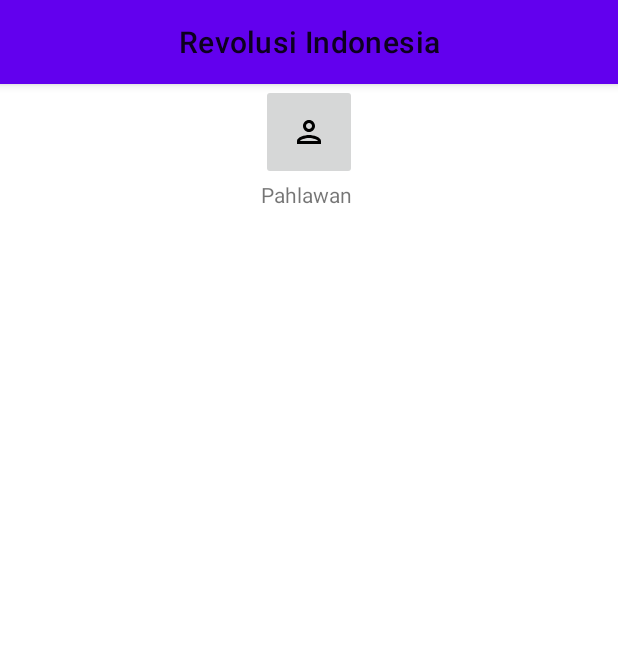
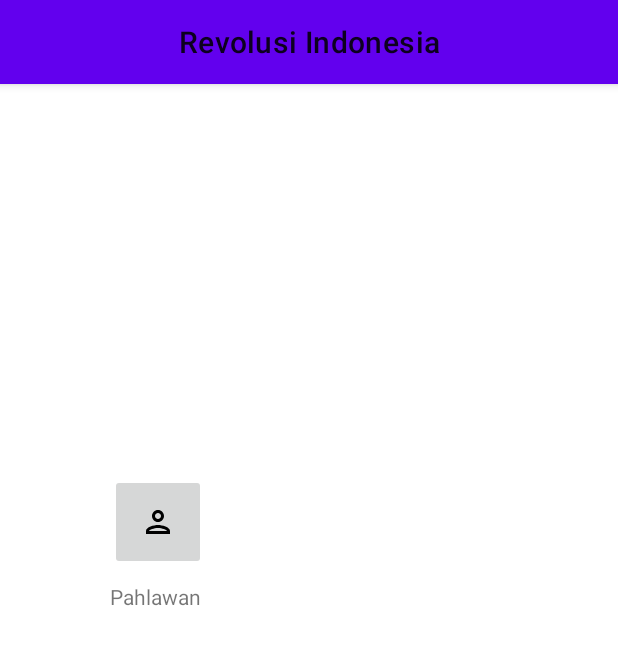
Before and after one commit to faizauthar12/Android_Revolusi_Indonesia_ida, an Android app: the screen it shows after launch (HomeActivity), on a phone screen of 412 x 824 dp. Shown: the top 645 px of the screen. Run offline under Robolectric (Android 15) with nearby library versions, the phone set to English and light mode, and no system bars.

Commit message:
Home: Refactor button and textview location

```diff
--- a/app/src/main/java/io/faizauthar12/github/revolusiindonesia/ui/home/HomeActivity.kt
+++ b/app/src/main/java/io/faizauthar12/github/revolusiindonesia/ui/home/HomeActivity.kt
@@ -22,7 +22,7 @@ class HomeActivity : AppCompatActivity() {
         contentHome = binding.contentHome
         setSupportActionBar(binding.toolbar)
 
-        contentHome.imageButton.setOnClickListener {
+        contentHome.ibPahlawan.setOnClickListener {
             Intent(this, HeroesActivity::class.java).apply {
                 startActivity(this)
             }
--- a/app/src/main/res/layout/content_home.xml
+++ b/app/src/main/res/layout/content_home.xml
@@ -5,24 +5,27 @@
     android:layout_width="match_parent"
     android:layout_height="match_parent">
 
-    <LinearLayout
-        android:layout_width="wrap_content"
-        android:layout_height="wrap_content"
-        android:orientation="vertical"
-        app:layout_constraintBottom_toBottomOf="parent"
+    <ImageButton
+        android:id="@+id/ib_pahlawan"
+        android:layout_width="64dp"
+        android:layout_height="64dp"
+        android:layout_marginTop="260dp"
+        android:src="@drawable/ic_outline_person"
         app:layout_constraintEnd_toEndOf="parent"
+        app:layout_constraintHorizontal_bias="0.21"
         app:layout_constraintStart_toStartOf="parent"
-        app:layout_constraintTop_toTopOf="parent">
+        app:layout_constraintTop_toTopOf="parent" />
 
-        <ImageButton
-            android:id="@+id/imageButton"
-            android:layout_width="64dp"
-            android:layout_height="64dp"
-            android:src="@drawable/ic_outline_person" />
+    <TextView
+        android:id="@+id/textView"
+        android:layout_width="66dp"
+        android:layout_height="16dp"
+        android:layout_marginTop="8dp"
+        android:text="Pahlawan"
+        app:layout_constraintEnd_toEndOf="@+id/ib_pahlawan"
+        app:layout_constraintHorizontal_bias="0.0"
+        app:layout_constraintStart_toStartOf="@+id/ib_pahlawan"
+        app:layout_constraintTop_toBottomOf="@+id/ib_pahlawan" />
 
-        <TextView
-            android:layout_width="wrap_content"
-            android:layout_height="wrap_content"
-            android:text="Pahlawan" />
-    </LinearLayout>
+
 </androidx.constraintlayout.widget.ConstraintLayout>
```
